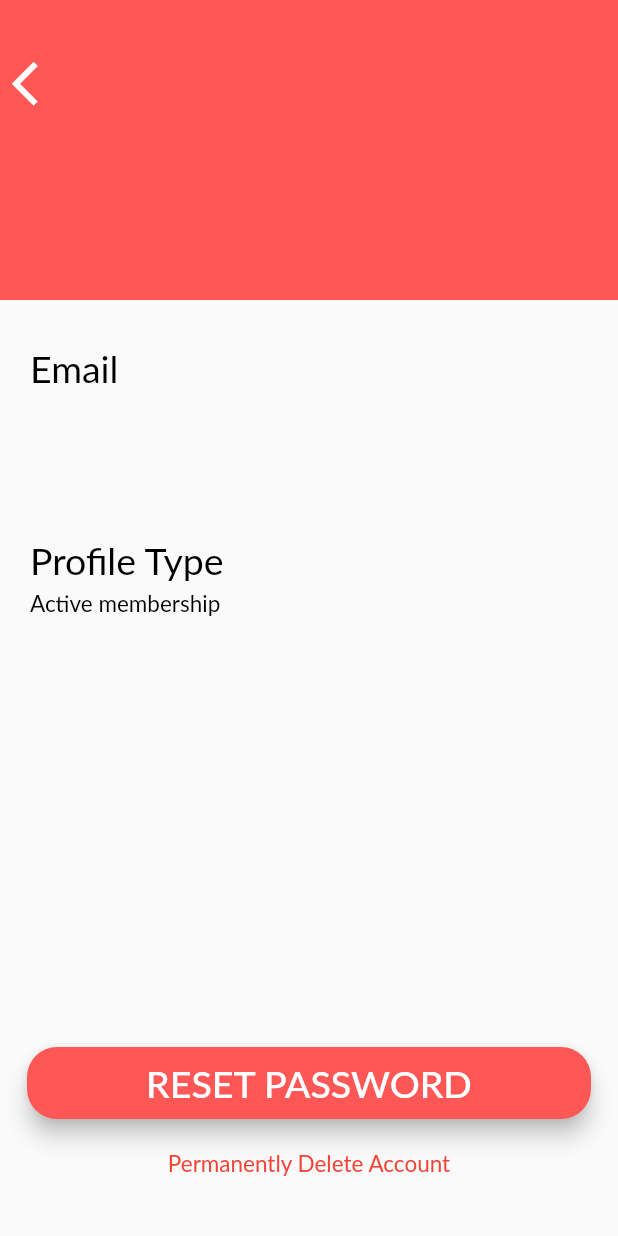
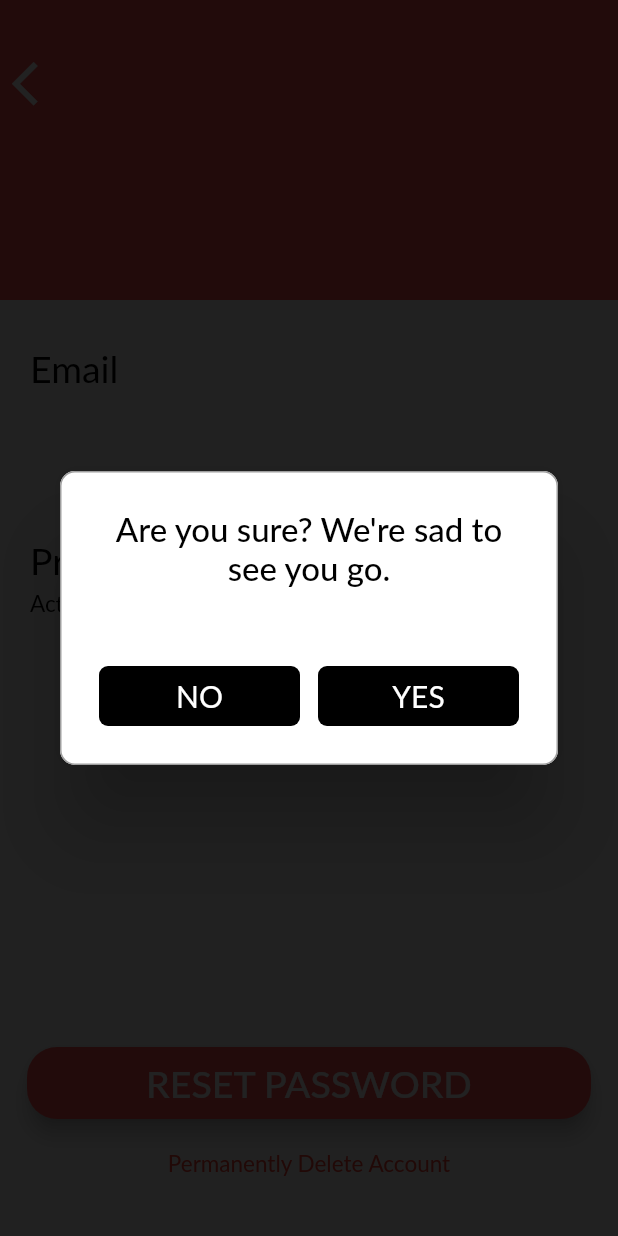
Before and after one commit to jamiesonshayna/LookToTheCook, a Flutter app: the ProfileScreen screen opened by its route, after a tap on "Permanently Delete Account", on a phone screen of 412 x 824 dp. Run offline on Flutter 3.47's test engine with Material 2 defaults, Android fonts, the phone set to English and light mode, and no system bars; drawn by our look-alikes of rflutter_alert; our stand-ins replace connectivity, flutter_secure_storage, font_awesome_flutter; missing offline and left inert: amazon_cognito_identity_dart; accounts and stored records are empty; Roboto replaces fonts that are missing (Lato).

Commit message:
Finish account deletion

```diff
--- /dev/null
+++ b/look_to_the_cook/lib/classes/delete_account_class.dart
@@ -0,0 +1,56 @@
+import 'package:amazon_cognito_identity_dart/cognito.dart';
+import 'package:look_to_the_cook/classes/secure_storage_class.dart';
+
+/*
+Authors: Shayna Jamieson, Rob Wood
+Date Created: 02/27/2020
+Last Modified: 02/27/2020
+File Name: delete_account_class.dart
+Version: 1.0
+Description: This class handles the logic behind account deletion with AWS. It is used on the
+profile_screen.dart view. This class connects to the AWS user pool and client. Here we
+can use those along with the client provided credentials to permanently delete a user account,
+delete secure storage settings.
+ */
+class DeleteAccount {
+  // private fields
+  CognitoUserPool _userPool = new CognitoUserPool("us-west-2_dscLXwSqb", "23nvu4t7pejbifgb6jndgvula9");
+  SecureStorage _storage = new SecureStorage();
+
+
+  /*
+  This method permanently deletes an AWS user account.
+
+  We first start a valid user session with the current user's password and
+  email. If we have returned a valid session then we are able to attempt deletion,
+  and take the users credentials out of local persistent storage.
+  @return Future<bool> true if success, false otherwise
+   */
+  Future<bool> deleteUserAccount() async {
+    // create cognito user object - used for AWS functionality
+    final cognitoUser = new CognitoUser(
+        await _storage.readFromStorage("email"), _userPool);
+
+    final authDetails = new AuthenticationDetails(
+        username: await _storage.readFromStorage("email"), password: await _storage.readFromStorage("password"));
+
+    CognitoUserSession session;
+    bool userDeleted = false;
+
+    try {
+      session = await cognitoUser.authenticateUser(authDetails);
+
+      // try to delete account
+      userDeleted = await cognitoUser.deleteUser();
+
+      await _storage.writeToStorage('name', '');
+      await  _storage.writeToStorage('email', '');
+      await _storage.writeToStorage('password', '');
+
+      return userDeleted;
+    } catch (e) {
+      print(e);
+      return false;
+    }
+  }
+}
--- a/look_to_the_cook/lib/views/profile_screen.dart
+++ b/look_to_the_cook/lib/views/profile_screen.dart
@@ -1,5 +1,7 @@
 import 'package:flutter/material.dart';
+import 'package:look_to_the_cook/views/landing_screen.dart';
 import 'package:rflutter_alert/rflutter_alert.dart';
+import 'package:look_to_the_cook/classes/delete_account_class.dart';
 
 // TEMPLATE COMPONENTS:
 import 'package:look_to_the_cook/templates/app_bar_component.dart';
@@ -135,7 +137,44 @@ class ProfileScreen extends StatelessWidget {
             padding: const EdgeInsets.only(top: 15.0, bottom: 40.0),
             child: GestureDetector(
               onTap: () {
-                // logic to delete account
+                Alert(
+                  style: AlertStyle(
+                    isCloseButton: false, // forces the user to verify
+                    isOverlayTapDismiss: false, // forces the user to verify
+                  ),
+                  context: context,
+                  title: "Are you sure? We\'re sad to see you go.",
+                  desc: "",
+                  buttons: [
+                    DialogButton(
+                      child: Text(
+                        "NO",
+                        style: TextStyle(color: Colors.white, fontSize: 20),
+                      ),
+                      onPressed: () {
+                        Navigator.pop(context);
+                      },
+                      width: 120,
+                      color: Colors.black,
+                    ),
+                    DialogButton(
+                      child: Text(
+                        "YES",
+                        style: TextStyle(color: Colors.white, fontSize: 20),
+                      ),
+                      onPressed: () async {
+                        // logic to delete account
+                        DeleteAccount deleteAccount = new DeleteAccount();
+
+                        if(await deleteAccount.deleteUserAccount() == true) {
+                        Navigator.pushNamed(context, LandingScreen.id);
+                        } // else ->  this SHOULD NOT happen (internet error?)
+                      },
+                      width: 120,
+                      color: Colors.black,
+                    ),
+                  ],
+                ).show();
               },
               child: NormalText(
                 text: 'Permanently Delete Account',
```
